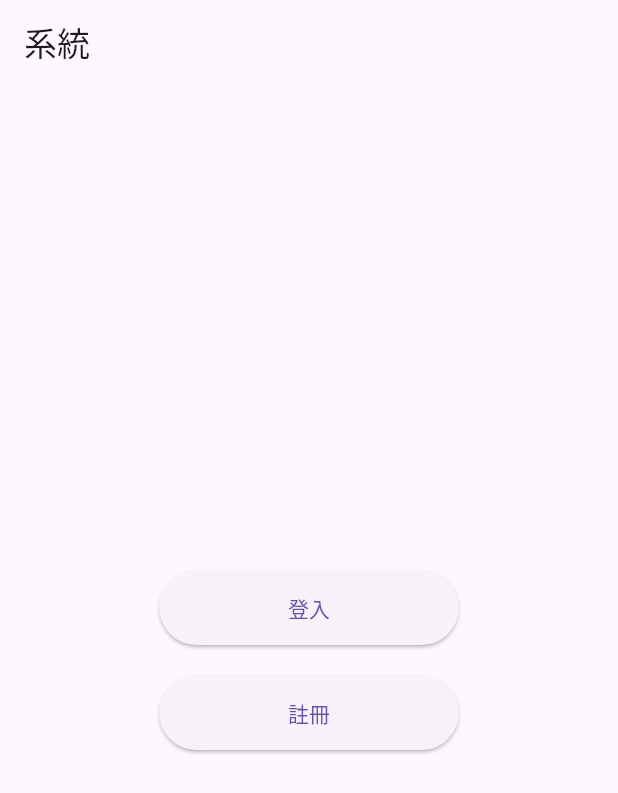
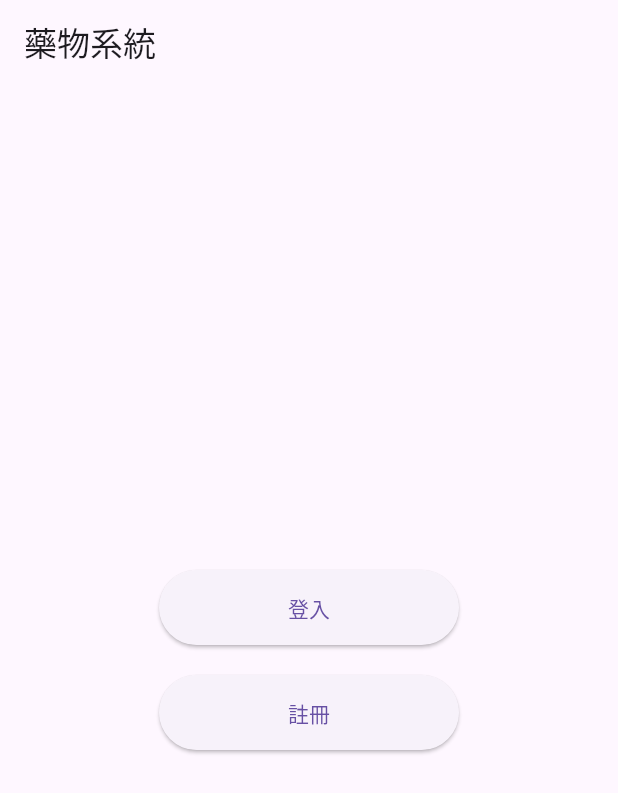
Before and after one commit to YXCCC777/Drug-Interaction-Checker, a Flutter app: the screen it shows after launch, on a phone screen of 412 x 824 dp. Shown: the top 793 px of the screen. Run offline on Flutter 3.47's test engine with Material 3 defaults, Android fonts, the phone set to English and light mode, and no system bars; our stand-ins replace camera, image_cropper, image_picker.

Commit message:
Update main.dart

```diff
--- a/lib/main.dart
+++ b/lib/main.dart
@@ -29,7 +29,7 @@ class WelcomePage extends StatelessWidget {
   @override
   Widget build(BuildContext context) {
     return Scaffold(
-      appBar: AppBar(title: const Text('系統')),
+      appBar: AppBar(title: const Text('藥物系統')),
       body: Center(
         child: Column(
           mainAxisAlignment: MainAxisAlignment.center,
```
